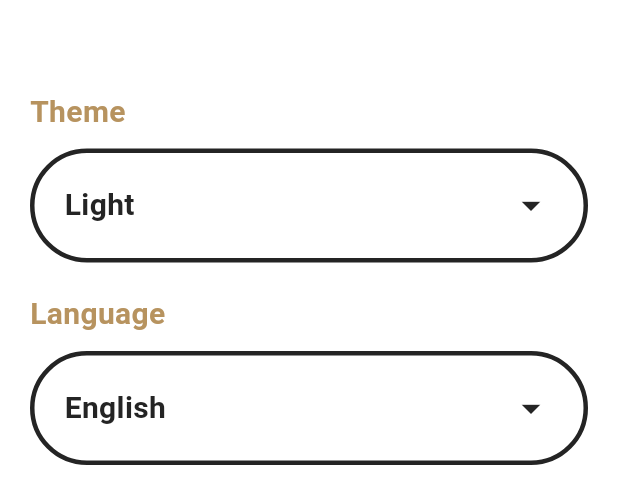
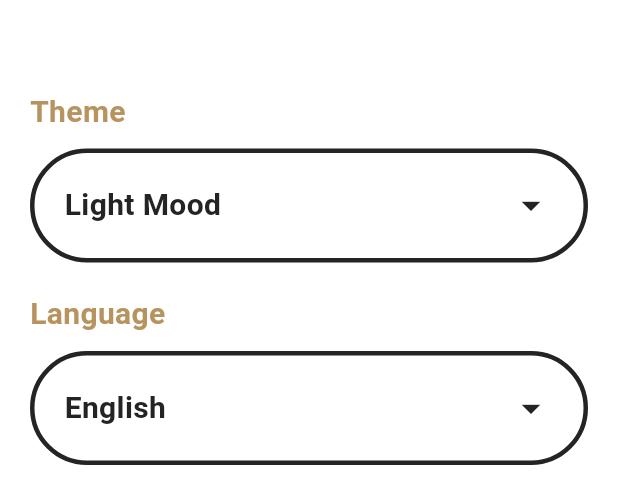
Before and after one commit to Tota6/islami_app, a Flutter app: the SettingPage widget shown alone on an empty page, opened directly, on a phone screen of 412 x 824 dp. Shown: the top 504 px of the screen. Run offline on Flutter 3.47's test engine with Material 3 defaults, Android fonts, the phone set to English and light mode, and no system bars; our stand-ins replace font_awesome_flutter; generated files the repository leaves out were written again.

Commit message:
+ continue editing localization and light and dark themes

```diff
--- a/Projects/Flutter/islami_app/lib/l10n/app_ar.arb
+++ b/Projects/Flutter/islami_app/lib/l10n/app_ar.arb
@@ -5,5 +5,9 @@
  "settings_page":"الاعدادات",
  "appBar_title":"اسلامى",
  "theme":"النمط",
- "language":"اللغه"
+ "language":"اللغه",
+ "english":"الانجليزيه",
+ "arabic":"العربيه",
+ "light_mood":"النمط النهارى",
+ "dark_mood":"النمط الليلى"
  }
--- a/Projects/Flutter/islami_app/lib/l10n/app_en.arb
+++ b/Projects/Flutter/islami_app/lib/l10n/app_en.arb
@@ -6,5 +6,9 @@
 "settings_page":"Settings",
 "appBar_title":"Islami",
 "theme":"Theme",
-"language":"Language"
+"language":"Language",
+"english":"English",
+"arabic":"Arabic",
+"light_mood":"Light Mood",
+"dark_mood":"Dark Mood"
 }
--- a/Projects/Flutter/islami_app/lib/pages/hadeth_page/widgets/hadeth_name_widget.dart
+++ b/Projects/Flutter/islami_app/lib/pages/hadeth_page/widgets/hadeth_name_widget.dart
@@ -25,10 +25,7 @@ class HadethNameWidget extends StatelessWidget {
         alignment: Alignment.center,
         child: Text(
           hadethModel.hadethName,
-          style: const TextStyle(
-            fontWeight: FontWeight.bold,
-            fontSize: 25,
-          ),
+          style: Theme.of(context).textTheme.headlineMedium,
         ),
       ),
     );
--- a/Projects/Flutter/islami_app/lib/pages/settings_page/setting_page.dart
+++ b/Projects/Flutter/islami_app/lib/pages/settings_page/setting_page.dart
@@ -60,8 +60,8 @@ class _SettingPageState extends State<SettingPage> {
                             top: 10.0, left: 20, right: 20, bottom: 10),
                         child: Text(
                           provider.currentTheme == ThemeMode.light
-                              ? "Light"
-                              : "Dark",
+                              ? AppLocalizations.of(context)!.light_mood
+                              : AppLocalizations.of(context)!.dark_mood,
                           style: TextStyle(
                               color: provider.currentTheme == ThemeMode.light
                                   ? AppColors.lightTextColor
@@ -125,8 +125,8 @@ class _SettingPageState extends State<SettingPage> {
                         padding: const EdgeInsets.all(20.0),
                         child: Text(
                           provider.currentLanguage == "en"
-                              ? "English"
-                              : "Arabic",
+                              ? AppLocalizations.of(context)!.english
+                              : AppLocalizations.of(context)!.arabic,
                           style: TextStyle(
                             color: provider.currentTheme == ThemeMode.light
                                 ? AppColors.lightTextColor
```
Also changed, not shown: Projects/Flutter/islami_app/lib/pages/hadeth_page/page/hadeth_details_page.dart (+14 -12 lines).
